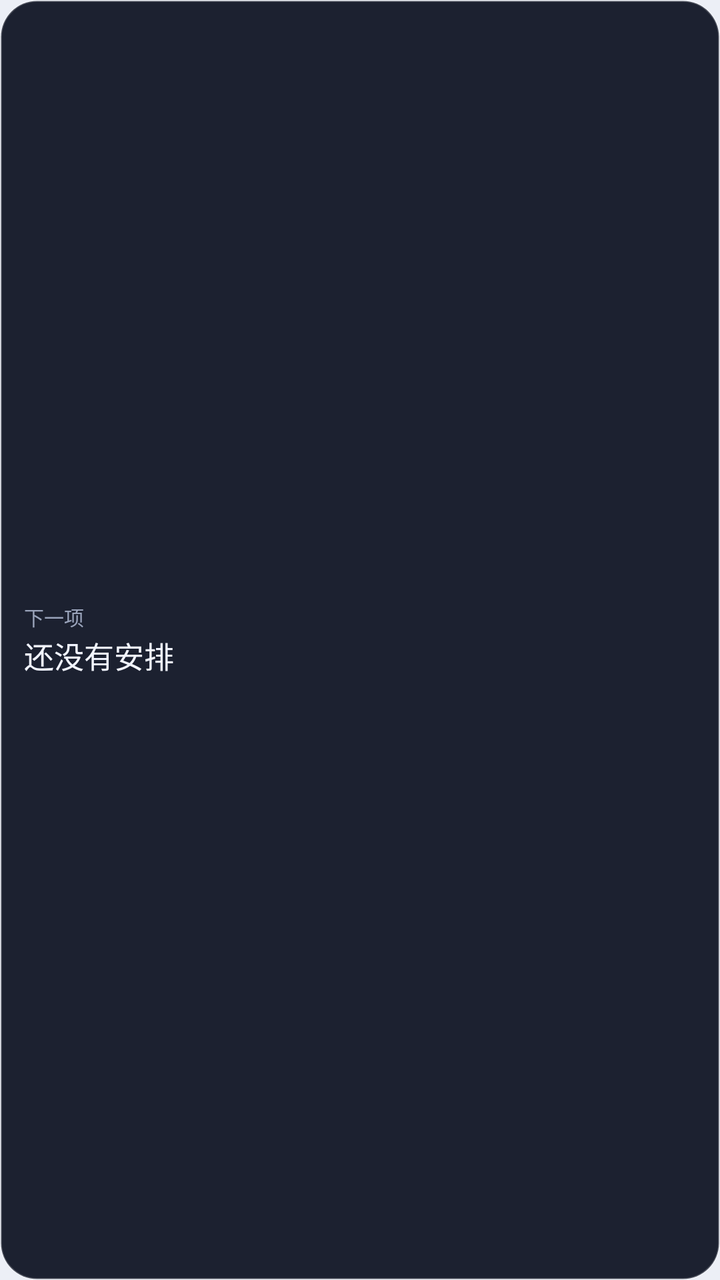
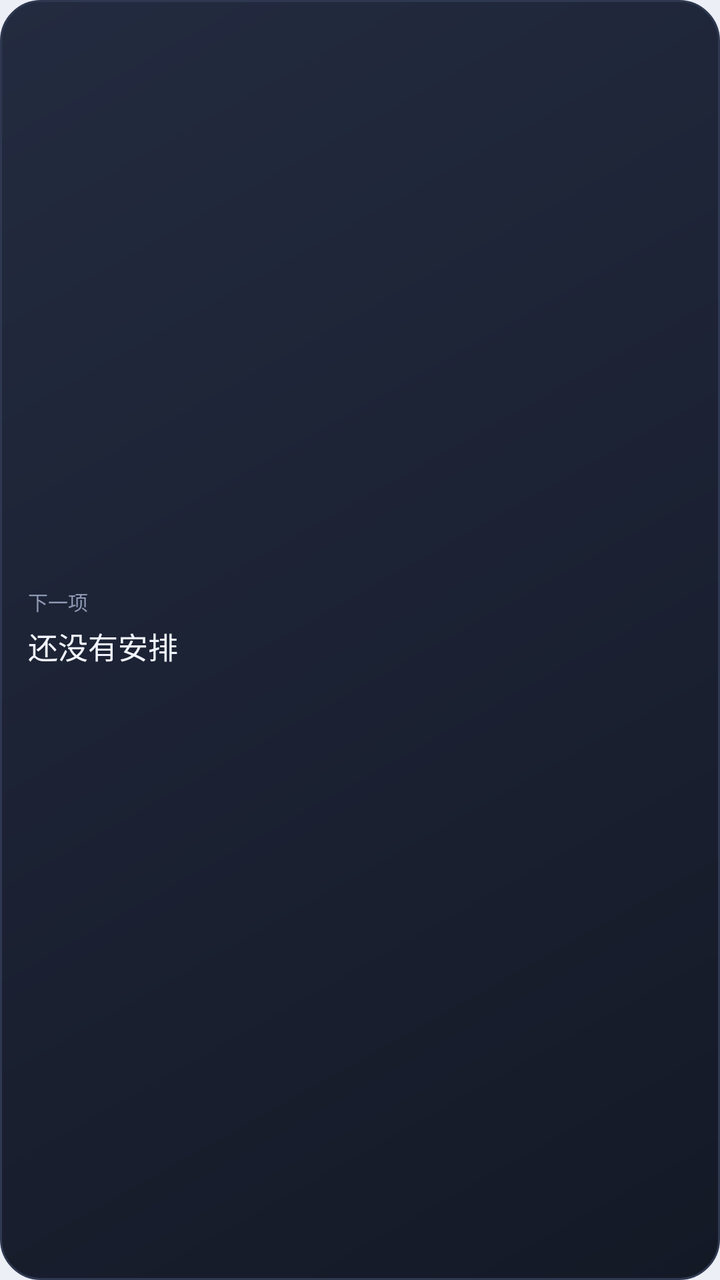

Two renders of the same Android screen: before a commit and after it. Below are the layout's source before the change and the commit's diff.
<!-- AndroidManifest.xml: application theme Theme.DayLeaf -->
<!-- res/layout/widget_next.xml -->
<?xml version="1.0" encoding="utf-8"?>
<LinearLayout xmlns:android="http://schemas.android.com/apk/res/android"
    android:id="@+id/widget_next_root"
    android:layout_width="match_parent"
    android:layout_height="match_parent"
    android:background="@drawable/widget_next_bg"
    android:gravity="center_vertical"
    android:orientation="vertical"
    android:paddingLeft="12dp"
    android:paddingTop="6dp"
    android:paddingRight="12dp"
    android:paddingBottom="6dp">

    <TextView
        android:id="@+id/widget_next_label"
        android:layout_width="match_parent"
        android:layout_height="wrap_content"
        android:maxLines="1"
        android:ellipsize="end"
        android:fontFamily="sans-serif-medium"
        android:text="@string/widget_next_label"
        android:textColor="#99A3BA"
        android:textSize="10sp" />

    <TextView
        android:id="@+id/widget_next_line"
        android:layout_width="match_parent"
        android:layout_height="wrap_content"
        android:layout_marginTop="1dp"
        android:ellipsize="end"
        android:fontFamily="sans-serif-medium"
        android:maxLines="1"
        android:text="@string/widget_next_empty"
        android:textColor="#F2F5FF"
        android:textSize="15sp" />
</LinearLayout>
<!-- resources referenced by this layout -->
<resources>
  <!-- drawable widget_next_bg (drawable) -->
  <?xml version="1.0" encoding="utf-8"?>
  <shape xmlns:android="http://schemas.android.com/apk/res/android"
      android:shape="rectangle">
      <solid android:color="#1C2130" />
      <corners android:radius="18dp" />
      <stroke
          android:width="1dp"
          android:color="#33FFFFFF" />
  </shape>
  <string name="widget_next_empty">还没有安排</string>
  <string name="widget_next_label">下一项</string>
  <style name="Theme.DayLeaf" parent="android:Theme.Material.Light.NoActionBar">
          <item name="android:windowBackground">@color/dayleaf_bg</item>
          <item name="android:statusBarColor">@color/dayleaf_bg</item>
          <item name="android:navigationBarColor">@color/dayleaf_bg</item>
          <item name="android:windowLightStatusBar">true</item>
          <item name="android:windowLightNavigationBar">true</item>
  
          
          <item name="android:windowSplashScreenBackground">@color/dayleaf_bg</item>
          <item name="android:windowSplashScreenIconBackgroundColor">@color/dayleaf_bg</item>
          <item name="android:windowSplashScreenAnimatedIcon">@drawable/ic_launcher</item>
      </style>
  <color name="dayleaf_bg">#ECEFF6</color>
  <!-- drawable ic_launcher: jpg bitmap (drawable-nodpi, 219133 bytes) -->
</resources>

<!-- the commit's change to res/layout/widget_next.xml (unified diff, before → after) -->
@@ -3,34 +3,60 @@
     android:id="@+id/widget_next_root"
     android:layout_width="match_parent"
     android:layout_height="match_parent"
-    android:background="@drawable/widget_next_bg"
+    android:background="@drawable/widget_card_bg"
     android:gravity="center_vertical"
     android:orientation="vertical"
-    android:paddingLeft="12dp"
-    android:paddingTop="6dp"
-    android:paddingRight="12dp"
-    android:paddingBottom="6dp">
+    android:paddingLeft="14dp"
+    android:paddingTop="10dp"
+    android:paddingRight="14dp"
+    android:paddingBottom="10dp">
+
+    <LinearLayout
+        android:layout_width="match_parent"
+        android:layout_height="wrap_content"
+        android:gravity="center_vertical"
+        android:orientation="horizontal">
+
+        <TextView
+            android:id="@+id/widget_next_label"
+            android:layout_width="0dp"
+            android:layout_height="wrap_content"
+            android:layout_weight="1"
+            android:maxLines="1"
+            android:ellipsize="end"
+            android:fontFamily="sans-serif-medium"
+            android:text="@string/widget_next_label"
+            android:textColor="#8E99B3"
+            android:textSize="10sp" />
+
+        <TextView
+            android:id="@+id/widget_next_time"
+            android:layout_width="wrap_content"
+            android:layout_height="wrap_content"
+            android:fontFamily="sans-serif-medium"
+            android:textColor="#7C9CFF"
+            android:textSize="12sp" />
+    </LinearLayout>
 
     <TextView
-        android:id="@+id/widget_next_label"
+        android:id="@+id/widget_next_title"
         android:layout_width="match_parent"
         android:layout_height="wrap_content"
-        android:maxLines="1"
-        android:ellipsize="end"
-        android:fontFamily="sans-serif-medium"
-        android:text="@string/widget_next_label"
-        android:textColor="#99A3BA"
-        android:textSize="10sp" />
-
-    <TextView
-        android:id="@+id/widget_next_line"
-        android:layout_width="match_parent"
-        android:layout_height="wrap_content"
-        android:layout_marginTop="1dp"
+        android:layout_marginTop="3dp"
         android:ellipsize="end"
         android:fontFamily="sans-serif-medium"
         android:maxLines="1"
         android:text="@string/widget_next_empty"
         android:textColor="#F2F5FF"
         android:textSize="15sp" />
+
+    <TextView
+        android:id="@+id/widget_next_body"
+        android:layout_width="match_parent"
+        android:layout_height="wrap_content"
+        android:layout_marginTop="1dp"
+        android:ellipsize="end"
+        android:maxLines="1"
+        android:textColor="#8E99B3"
+        android:textSize="9sp" />
 </LinearLayout>
<!-- resource entries referenced after the edit -->
@@ -1,14 +1,18 @@
 <!-- resources referenced by this layout -->
 <resources>
-  <!-- drawable widget_next_bg (drawable) -->
+  <!-- drawable widget_card_bg (drawable) -->
   <?xml version="1.0" encoding="utf-8"?>
   <shape xmlns:android="http://schemas.android.com/apk/res/android"
       android:shape="rectangle">
-      <solid android:color="#1C2130" />
-      <corners android:radius="18dp" />
+      <gradient
+          android:angle="315"
+          android:startColor="#232B40"
+          android:endColor="#141926"
+          android:type="linear" />
+      <corners android:radius="20dp" />
       <stroke
           android:width="1dp"
-          android:color="#33FFFFFF" />
+          android:color="#2E3850" />
   </shape>
   <string name="widget_next_empty">还没有安排</string>
   <string name="widget_next_label">下一项</string>
